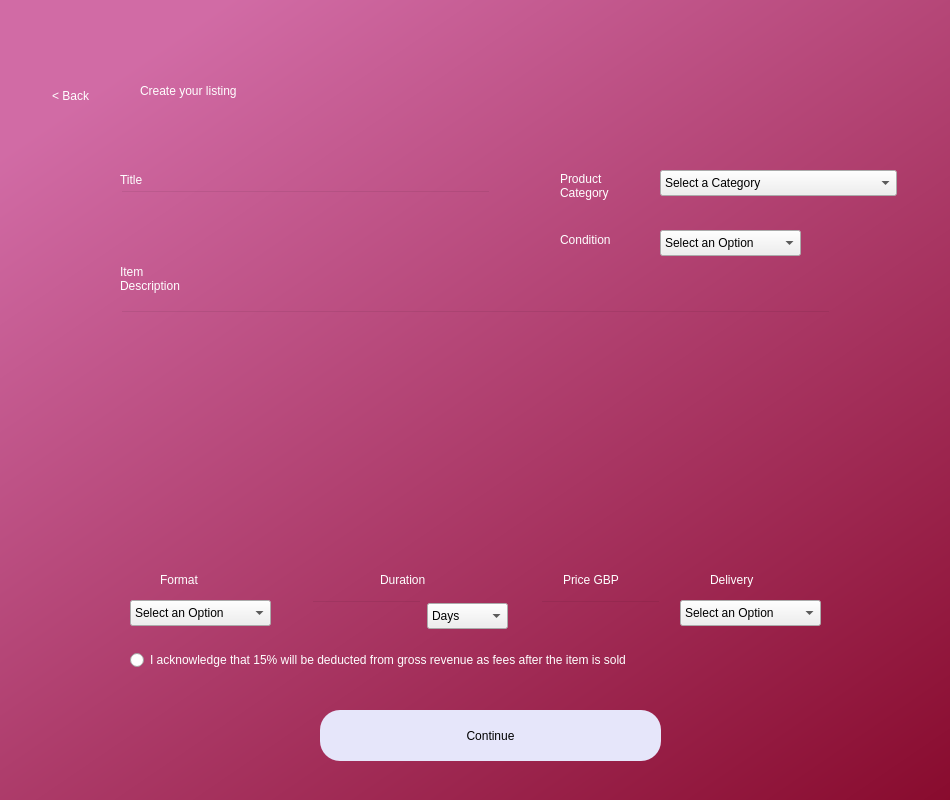
Above: createlisting.ui from AnshulS853/Coursework-Improved before the change. Below: the same form after it.
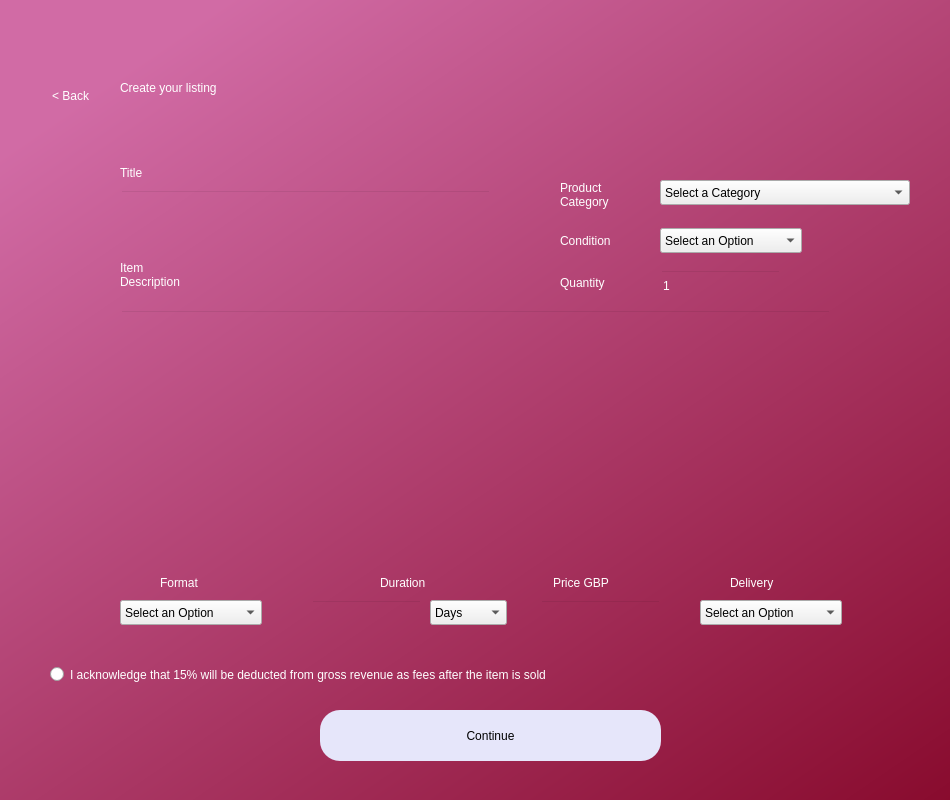
That is the form after the change.

```diff
--- a/createlisting.ui
+++ b/createlisting.ui
@@ -41,10 +41,10 @@
    <widget class="QLabel" name="label">
     <property name="geometry">
      <rect>
-      <x>140</x>
-      <y>40</y>
-      <width>651</width>
-      <height>101</height>
+      <x>120</x>
+      <y>30</y>
+      <width>774</width>
+      <height>116</height>
      </rect>
     </property>
     <property name="styleSheet">
@@ -76,9 +76,9 @@
     <property name="geometry">
      <rect>
       <x>120</x>
-      <y>170</y>
-      <width>35</width>
-      <height>19</height>
+      <y>160</y>
+      <width>40</width>
+      <height>25</height>
      </rect>
     </property>
     <property name="styleSheet">
@@ -92,9 +92,9 @@
     <property name="geometry">
      <rect>
       <x>560</x>
-      <y>230</y>
-      <width>76</width>
-      <height>19</height>
+      <y>228</y>
+      <width>88</width>
+      <height>25</height>
      </rect>
     </property>
     <property name="styleSheet">
@@ -108,9 +108,9 @@
     <property name="geometry">
      <rect>
       <x>660</x>
-      <y>170</y>
-      <width>237</width>
-      <height>26</height>
+      <y>180</y>
+      <width>250</width>
+      <height>25</height>
      </rect>
     </property>
     <property name="styleSheet">
@@ -262,9 +262,9 @@
     <property name="geometry">
      <rect>
       <x>120</x>
-      <y>260</y>
-      <width>89</width>
-      <height>38</height>
+      <y>250</y>
+      <width>104</width>
+      <height>50</height>
      </rect>
     </property>
     <property name="styleSheet">
@@ -280,8 +280,8 @@
      <rect>
       <x>160</x>
       <y>570</y>
-      <width>55</width>
-      <height>19</height>
+      <width>66</width>
+      <height>25</height>
      </rect>
     </property>
     <property name="styleSheet">
@@ -296,8 +296,8 @@
      <rect>
       <x>380</x>
       <y>570</y>
-      <width>68</width>
-      <height>19</height>
+      <width>80</width>
+      <height>25</height>
      </rect>
     </property>
     <property name="styleSheet">
@@ -310,10 +310,10 @@
    <widget class="QLabel" name="label_10">
     <property name="geometry">
      <rect>
-      <x>563</x>
+      <x>553</x>
       <y>570</y>
-      <width>81</width>
-      <height>19</height>
+      <width>92</width>
+      <height>25</height>
      </rect>
     </property>
     <property name="styleSheet">
@@ -327,9 +327,9 @@
     <property name="geometry">
      <rect>
       <x>560</x>
-      <y>160</y>
-      <width>91</width>
-      <height>51</height>
+      <y>170</y>
+      <width>83</width>
+      <height>50</height>
      </rect>
     </property>
     <property name="styleSheet">
@@ -343,10 +343,10 @@
    <widget class="QRadioButton" name="acceptcondition">
     <property name="geometry">
      <rect>
-      <x>130</x>
-      <y>650</y>
-      <width>741</width>
-      <height>20</height>
+      <x>50</x>
+      <y>660</y>
+      <width>877</width>
+      <height>29</height>
      </rect>
     </property>
     <property name="styleSheet">
@@ -359,10 +359,10 @@
    <widget class="QLabel" name="label_11">
     <property name="geometry">
      <rect>
-      <x>710</x>
+      <x>730</x>
       <y>570</y>
-      <width>63</width>
-      <height>19</height>
+      <width>74</width>
+      <height>25</height>
      </rect>
     </property>
     <property name="styleSheet">
@@ -375,10 +375,10 @@
    <widget class="QComboBox" name="deliveryoption">
     <property name="geometry">
      <rect>
-      <x>680</x>
+      <x>120</x>
       <y>600</y>
-      <width>141</width>
-      <height>26</height>
+      <width>142</width>
+      <height>25</height>
      </rect>
     </property>
     <property name="styleSheet">
@@ -405,9 +405,9 @@
     <property name="geometry">
      <rect>
       <x>660</x>
-      <y>230</y>
-      <width>141</width>
-      <height>26</height>
+      <y>228</y>
+      <width>142</width>
+      <height>25</height>
      </rect>
     </property>
     <property name="styleSheet">
@@ -474,10 +474,10 @@
    <widget class="QComboBox" name="format">
     <property name="geometry">
      <rect>
-      <x>130</x>
+      <x>700</x>
       <y>600</y>
-      <width>141</width>
-      <height>26</height>
+      <width>142</width>
+      <height>25</height>
      </rect>
     </property>
     <property name="styleSheet">
@@ -552,10 +552,10 @@
    <widget class="QComboBox" name="durationunits">
     <property name="geometry">
      <rect>
-      <x>427</x>
-      <y>603</y>
-      <width>81</width>
-      <height>26</height>
+      <x>430</x>
+      <y>600</y>
+      <width>77</width>
+      <height>25</height>
      </rect>
     </property>
     <property name="styleSheet">
@@ -595,6 +595,40 @@
      <string>&lt; Back</string>
     </property>
    </widget>
+   <widget class="QLabel" name="quantitylabel">
+    <property name="geometry">
+     <rect>
+      <x>560</x>
+      <y>270</y>
+      <width>79</width>
+      <height>25</height>
+     </rect>
+    </property>
+    <property name="styleSheet">
+     <string notr="true">font: 16pt &quot;MS Shell Dlg 2&quot;;color:rgb(255, 255, 255)</string>
+    </property>
+    <property name="text">
+     <string>Quantity</string>
+    </property>
+   </widget>
+   <widget class="QLineEdit" name="quantityfield">
+    <property name="geometry">
+     <rect>
+      <x>660</x>
+      <y>270</y>
+      <width>121</width>
+      <height>31</height>
+     </rect>
+    </property>
+    <property name="styleSheet">
+     <string notr="true">background-color:rgba(0,0,0,0);
+font: 12pt &quot;MS Shell Dlg 2&quot;;
+color:rgb(255, 255, 255);</string>
+    </property>
+    <property name="text">
+     <string>1</string>
+    </property>
+   </widget>
   </widget>
  </widget>
  <tabstops>
```
